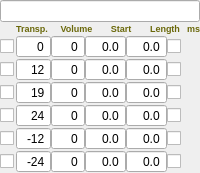
The window that Qt/qt4_patch_widget.ui (kmatheussen/radium) describes before a commit, drawn with Qt 5.
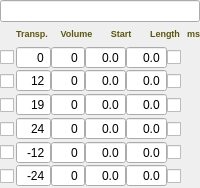
The same window after the commit.

```diff
--- a/Qt/qt4_patch_widget.ui
+++ b/Qt/qt4_patch_widget.ui
@@ -7,7 +7,7 @@
     <x>0</x>
     <y>0</y>
     <width>200</width>
-    <height>173</height>
+    <height>188</height>
    </rect>
   </property>
   <property name="sizePolicy">
@@ -75,7 +75,7 @@
         <item>
          <widget class="QLabel" name="label_9">
           <property name="text">
-           <string>&lt;html&gt;&lt;head/&gt;&lt;body&gt;&lt;p&gt;&lt;span style=&quot; font-size:7pt; font-weight:600; color:#6a680a;&quot;&gt;Transp.&lt;/span&gt;&lt;/p&gt;&lt;/body&gt;&lt;/html&gt;</string>
+           <string>&lt;html&gt;&lt;head/&gt;&lt;body&gt;&lt;p&gt;&lt;span style=&quot; font-size:7pt; font-weight:600; color:#5a580a;&quot;&gt;Transp.&lt;/span&gt;&lt;/p&gt;&lt;/body&gt;&lt;/html&gt;</string>
           </property>
           <property name="alignment">
            <set>Qt::AlignCenter</set>
@@ -85,7 +85,7 @@
         <item>
          <widget class="QLabel" name="label_10">
           <property name="text">
-           <string>&lt;html&gt;&lt;head/&gt;&lt;body&gt;&lt;p&gt;&lt;span style=&quot; font-size:7pt; font-weight:600; color:#6a680a;&quot;&gt;Volume&lt;/span&gt;&lt;/p&gt;&lt;/body&gt;&lt;/html&gt;</string>
+           <string>&lt;html&gt;&lt;head/&gt;&lt;body&gt;&lt;p&gt;&lt;span style=&quot; font-size:7pt; font-weight:600; color:#5a580a;&quot;&gt;Volume&lt;/span&gt;&lt;/p&gt;&lt;/body&gt;&lt;/html&gt;</string>
           </property>
           <property name="scaledContents">
            <bool>false</bool>
@@ -101,7 +101,7 @@
         <item>
          <widget class="QLabel" name="label_11">
           <property name="text">
-           <string>&lt;html&gt;&lt;head/&gt;&lt;body&gt;&lt;p&gt;&lt;span style=&quot; font-size:7pt; font-weight:600; color:#6a680a;&quot;&gt;Start&lt;/span&gt;&lt;/p&gt;&lt;/body&gt;&lt;/html&gt;</string>
+           <string>&lt;html&gt;&lt;head/&gt;&lt;body&gt;&lt;p&gt;&lt;span style=&quot; font-size:7pt; font-weight:600; color:#5a580a;&quot;&gt;Start&lt;/span&gt;&lt;/p&gt;&lt;/body&gt;&lt;/html&gt;</string>
           </property>
           <property name="alignment">
            <set>Qt::AlignCenter</set>
@@ -117,7 +117,7 @@
            </sizepolicy>
           </property>
           <property name="text">
-           <string>&lt;html&gt;&lt;head/&gt;&lt;body&gt;&lt;p&gt;&lt;span style=&quot; font-size:7pt; font-weight:600; color:#6a680a;&quot;&gt;Length&lt;/span&gt;&lt;/p&gt;&lt;/body&gt;&lt;/html&gt;</string>
+           <string>&lt;html&gt;&lt;head/&gt;&lt;body&gt;&lt;p&gt;&lt;span style=&quot; font-size:7pt; font-weight:600; color:#5a580a;&quot;&gt;Length&lt;/span&gt;&lt;/p&gt;&lt;/body&gt;&lt;/html&gt;</string>
           </property>
           <property name="alignment">
            <set>Qt::AlignCenter</set>
@@ -133,7 +133,7 @@
            </sizepolicy>
           </property>
           <property name="text">
-           <string>&lt;html&gt;&lt;head/&gt;&lt;body&gt;&lt;p&gt;&lt;span style=&quot; font-size:7pt; font-weight:600; color:#6a680a;&quot;&gt;ms&lt;/span&gt;&lt;/p&gt;&lt;/body&gt;&lt;/html&gt;</string>
+           <string>&lt;html&gt;&lt;head/&gt;&lt;body&gt;&lt;p&gt;&lt;span style=&quot; font-size:7pt; font-weight:600; color:#5a580a;&quot;&gt;ms&lt;/span&gt;&lt;/p&gt;&lt;/body&gt;&lt;/html&gt;</string>
           </property>
           <property name="alignment">
            <set>Qt::AlignCenter</set>
```
